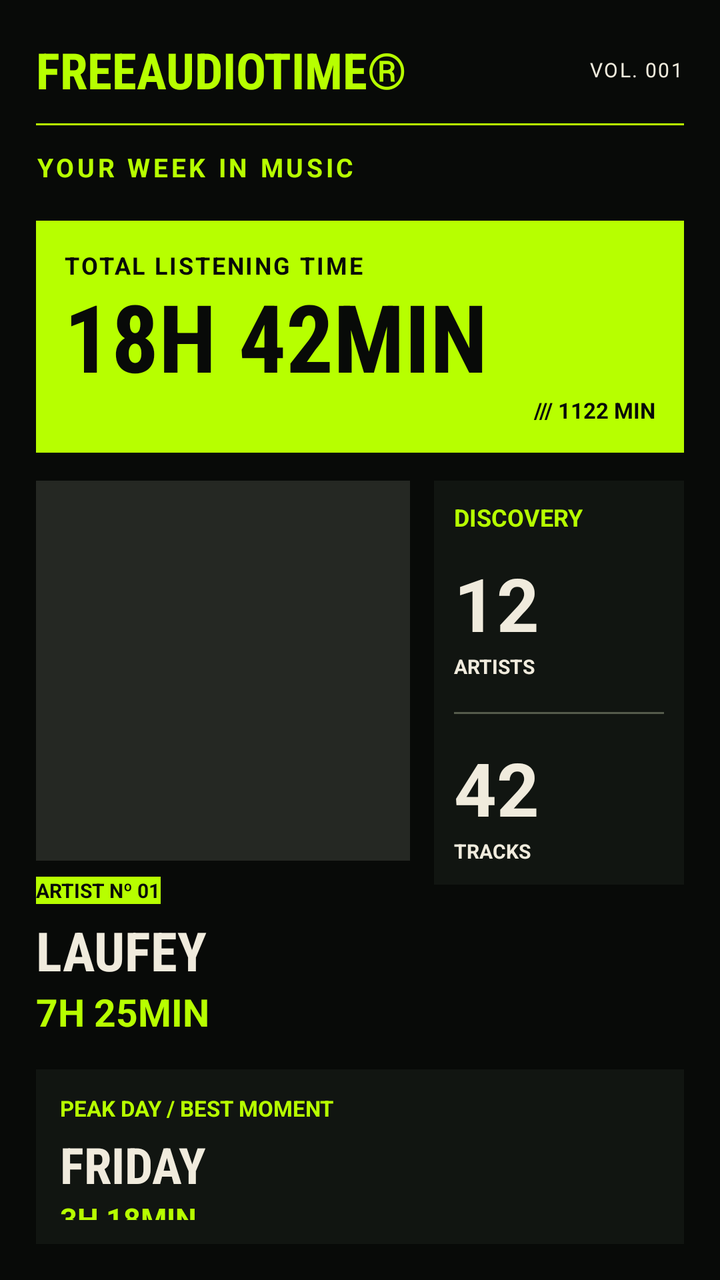
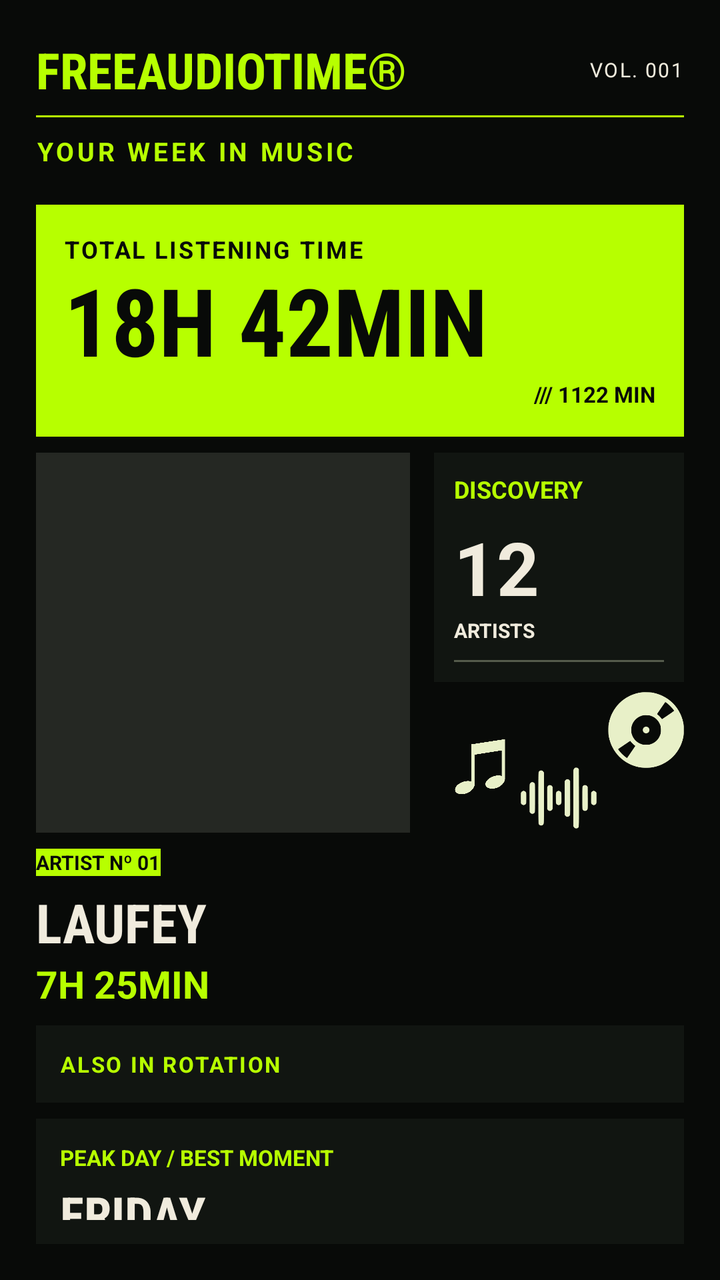

Before-and-after screenshots of an Android layout around one commit, followed by the original layout XML and the change that was made.
<!-- AndroidManifest.xml: application theme Theme.FreeAudioTime -->
<!-- res/layout/recap_share.xml -->
<?xml version="1.0" encoding="utf-8"?>
<LinearLayout xmlns:android="http://schemas.android.com/apk/res/android"
    android:id="@+id/shareCard"
    android:layout_width="360dp"
    android:layout_height="wrap_content"
    android:orientation="vertical"
    android:padding="18dp"
    android:background="#080A08">

    
    <LinearLayout
        android:layout_width="match_parent"
        android:layout_height="wrap_content"
        android:orientation="horizontal"
        android:gravity="center_vertical">

        <TextView
            android:layout_width="0dp"
            android:layout_height="wrap_content"
            android:layout_weight="1"
            android:text="FREEAUDIOTIME®"
            android:textColor="#B7FF00"
            android:textSize="25sp"
            android:textStyle="bold"
            android:fontFamily="sans-serif-condensed" />

        <TextView
            android:id="@+id/shareVolume"
            android:layout_width="wrap_content"
            android:layout_height="wrap_content"
            android:text="VOL. 001"
            android:textColor="#F0EBDD"
            android:textSize="10sp"
            android:letterSpacing="0.08" />

    </LinearLayout>

    <View
        android:layout_width="match_parent"
        android:layout_height="1dp"
        android:layout_marginTop="10dp"
        android:background="#B7FF00" />

    <TextView
        android:id="@+id/sharePeriod"
        android:layout_width="match_parent"
        android:layout_height="wrap_content"
        android:layout_marginTop="12dp"
        android:text="YOUR WEEK IN MUSIC"
        android:textColor="#B7FF00"
        android:textSize="13sp"
        android:textStyle="bold"
        android:letterSpacing="0.12" />

    
    <LinearLayout
        android:id="@+id/shareTimeCard"
        android:layout_width="match_parent"
        android:layout_height="wrap_content"
        android:layout_marginTop="18dp"
        android:padding="14dp"
        android:orientation="vertical"
        android:background="#B7FF00">

        <TextView
            android:layout_width="wrap_content"
            android:layout_height="wrap_content"
            android:text="TOTAL LISTENING TIME"
            android:textColor="#080A08"
            android:textSize="12sp"
            android:textStyle="bold"
            android:letterSpacing="0.08" />

        <TextView
            android:id="@+id/shareTotal"
            android:layout_width="match_parent"
            android:layout_height="wrap_content"
            android:layout_marginTop="2dp"
            android:text="18H 42MIN"
            android:textColor="#080A08"
            android:textSize="47sp"
            android:textStyle="bold"
            android:fontFamily="sans-serif-condensed"
            android:includeFontPadding="false" />

        <TextView
            android:id="@+id/shareTotalMinutes"
            android:layout_width="wrap_content"
            android:layout_height="wrap_content"
            android:layout_gravity="end"
            android:text="/// 1122 MIN"
            android:textColor="#080A08"
            android:textSize="11sp"
            android:textStyle="bold" />

    </LinearLayout>

    
    <LinearLayout
        android:layout_width="match_parent"
        android:layout_height="wrap_content"
        android:layout_marginTop="14dp"
        android:orientation="horizontal">

        <LinearLayout
            android:layout_width="0dp"
            android:layout_height="wrap_content"
            android:layout_weight="1.5"
            android:orientation="vertical">

            <ImageView
                android:id="@+id/shareArtistImage"
                android:layout_width="match_parent"
                android:layout_height="190dp"
                android:scaleType="centerCrop"
                android:background="#252823"
                android:contentDescription="Artista mais ouvido" />

            <TextView
                android:layout_width="wrap_content"
                android:layout_height="wrap_content"
                android:layout_marginTop="8dp"
                android:text="ARTIST Nº 01"
                android:textColor="#080A08"
                android:background="#B7FF00"
                android:textSize="10sp"
                android:textStyle="bold" />

            <TextView
                android:id="@+id/shareArtist"
                android:layout_width="match_parent"
                android:layout_height="wrap_content"
                android:layout_marginTop="5dp"
                android:text="LAUFEY"
                android:textColor="#F0EBDD"
                android:textSize="27sp"
                android:textStyle="bold"
                android:fontFamily="sans-serif-condensed" />

            <TextView
                android:id="@+id/shareArtistTime"
                android:layout_width="match_parent"
                android:layout_height="wrap_content"
                android:text="7H 25MIN"
                android:textColor="#B7FF00"
                android:textSize="19sp"
                android:textStyle="bold" />

        </LinearLayout>

        <LinearLayout
            android:layout_width="0dp"
            android:layout_height="wrap_content"
            android:layout_weight="1"
            android:layout_marginStart="12dp"
            android:orientation="vertical"
            android:padding="10dp"
            android:background="#111511">

            <TextView
                android:layout_width="wrap_content"
                android:layout_height="wrap_content"
                android:text="DISCOVERY"
                android:textColor="#B7FF00"
                android:textSize="12sp"
                android:textStyle="bold" />

            <TextView
                android:id="@+id/shareArtistCount"
                android:layout_width="match_parent"
                android:layout_height="wrap_content"
                android:layout_marginTop="10dp"
                android:text="12"
                android:textColor="#F0EBDD"
                android:textSize="37sp"
                android:textStyle="bold" />

            <TextView
                android:layout_width="wrap_content"
                android:layout_height="wrap_content"
                android:text="ARTISTS"
                android:textColor="#F0EBDD"
                android:textSize="10sp"
                android:textStyle="bold" />

            <View
                android:layout_width="match_parent"
                android:layout_height="1dp"
                android:layout_marginTop="16dp"
                android:background="#555B4C" />

            <TextView
                android:id="@+id/shareTrackCount"
                android:layout_width="match_parent"
                android:layout_height="wrap_content"
                android:layout_marginTop="12dp"
                android:text="42"
                android:textColor="#F0EBDD"
                android:textSize="37sp"
                android:textStyle="bold" />

            <TextView
                android:layout_width="wrap_content"
                android:layout_height="wrap_content"
                android:text="TRACKS"
                android:textColor="#F0EBDD"
                android:textSize="10sp"
                android:textStyle="bold" />

        </LinearLayout>
    </LinearLayout>

    
    <LinearLayout
        android:layout_width="match_parent"
        android:layout_height="wrap_content"
        android:layout_marginTop="16dp"
        android:padding="12dp"
        android:orientation="vertical"
        android:background="#111511">

        <TextView
            android:layout_width="wrap_content"
            android:layout_height="wrap_content"
            android:text="PEAK DAY / BEST MOMENT"
            android:textColor="#B7FF00"
            android:textSize="11sp"
            android:textStyle="bold" />

        <TextView
            android:id="@+id/shareBestDay"
            android:layout_width="match_parent"
            android:layout_height="wrap_content"
            android:layout_marginTop="4dp"
            android:text="FRIDAY"
            android:textColor="#F0EBDD"
            android:textSize="25sp"
            android:textStyle="bold"
            android:fontFamily="sans-serif-condensed" />

        <TextView
            android:id="@+id/shareBestDayTime"
            android:layout_width="wrap_content"
            android:layout_height="wrap_content"
            android:text="3H 18MIN"
            android:textColor="#B7FF00"
            android:textSize="15sp"
            android:textStyle="bold" />

    </LinearLayout>

    
    <LinearLayout
        android:layout_width="match_parent"
        android:layout_height="wrap_content"
        android:layout_marginTop="20dp"
        android:orientation="vertical">

        <LinearLayout
            android:layout_width="match_parent"
            android:layout_height="wrap_content"
            android:gravity="center_vertical">

            <TextView
                android:layout_width="wrap_content"
                android:layout_height="wrap_content"
                android:text="YOUR TOP TRACKS"
                android:textColor="#B7FF00"
                android:textSize="16sp"
                android:textStyle="bold" />

            <View
                android:layout_width="0dp"
                android:layout_height="1dp"
                android:layout_weight="1"
                android:layout_marginStart="8dp"
                android:background="#B7FF00" />

            <TextView
                android:layout_width="wrap_content"
                android:layout_height="wrap_content"
                android:text="TOP 03"
                android:textColor="#F0EBDD"
                android:textSize="10sp" />

        </LinearLayout>

        <LinearLayout
            android:id="@+id/shareTopTracks"
            android:layout_width="match_parent"
            android:layout_height="wrap_content"
            android:layout_marginTop="12dp"
            android:orientation="vertical" />

    </LinearLayout>

    
    <View
        android:layout_width="match_parent"
        android:layout_height="1dp"
        android:layout_marginTop="18dp"
        android:background="#B7FF00" />

    <TextView
        android:layout_width="match_parent"
        android:layout_height="wrap_content"
        android:layout_marginTop="12dp"
        android:text="A PERSONAL MUSIC ARCHIVE"
        android:textColor="#B7FF00"
        android:textSize="12sp"
        android:textStyle="bold"
        android:letterSpacing="0.12" />

    <TextView
        android:layout_width="match_parent"
        android:layout_height="wrap_content"
        android:layout_marginTop="8dp"
        android:text="EVERY MINUTE HAS A STORY.  //  FAT® 2026"
        android:textColor="#F0EBDD"
        android:textSize="10sp"
        android:letterSpacing="0.08" />

</LinearLayout>
<!-- resources referenced by this layout -->
<resources>
  <style name="Theme.FreeAudioTime" parent="Base.Theme.FreeAudioTime" />
  <style name="Base.Theme.FreeAudioTime" parent="Theme.Material3.DayNight.NoActionBar">
          
          
      </style>
</resources>

<!-- the commit's change to res/layout/recap_share.xml (unified diff, before → after) -->
@@ -38,14 +38,14 @@
     <View
         android:layout_width="match_parent"
         android:layout_height="1dp"
-        android:layout_marginTop="10dp"
+        android:layout_marginTop="6dp"
         android:background="#B7FF00" />
 
     <TextView
         android:id="@+id/sharePeriod"
         android:layout_width="match_parent"
         android:layout_height="wrap_content"
-        android:layout_marginTop="12dp"
+        android:layout_marginTop="8dp"
         android:text="YOUR WEEK IN MUSIC"
         android:textColor="#B7FF00"
         android:textSize="13sp"
@@ -99,7 +99,7 @@
     <LinearLayout
         android:layout_width="match_parent"
         android:layout_height="wrap_content"
-        android:layout_marginTop="14dp"
+        android:layout_marginTop="8dp"
         android:orientation="horizontal">
 
         <LinearLayout
@@ -148,73 +148,127 @@
 
         </LinearLayout>
 
+        
         <LinearLayout
             android:layout_width="0dp"
             android:layout_height="wrap_content"
             android:layout_weight="1"
             android:layout_marginStart="12dp"
-            android:orientation="vertical"
-            android:padding="10dp"
-            android:background="#111511">
-
-            <TextView
-                android:layout_width="wrap_content"
-                android:layout_height="wrap_content"
-                android:text="DISCOVERY"
-                android:textColor="#B7FF00"
-                android:textSize="12sp"
-                android:textStyle="bold" />
-
-            <TextView
-                android:id="@+id/shareArtistCount"
-                android:layout_width="match_parent"
-                android:layout_height="wrap_content"
-                android:layout_marginTop="10dp"
-                android:text="12"
-                android:textColor="#F0EBDD"
-                android:textSize="37sp"
-                android:textStyle="bold" />
-
-            <TextView
-                android:layout_width="wrap_content"
-                android:layout_height="wrap_content"
-                android:text="ARTISTS"
-                android:textColor="#F0EBDD"
-                android:textSize="10sp"
-                android:textStyle="bold" />
-
-            <View
-                android:layout_width="match_parent"
-                android:layout_height="1dp"
-                android:layout_marginTop="16dp"
-                android:background="#555B4C" />
-
-            <TextView
-                android:id="@+id/shareTrackCount"
-                android:layout_width="match_parent"
-                android:layout_height="wrap_content"
-                android:layout_marginTop="12dp"
-                android:text="42"
-                android:textColor="#F0EBDD"
-                android:textSize="37sp"
-                android:textStyle="bold" />
-
-            <TextView
-                android:layout_width="wrap_content"
-                android:layout_height="wrap_content"
-                android:text="TRACKS"
-                android:textColor="#F0EBDD"
-                android:textSize="10sp"
-                android:textStyle="bold" />
+            android:orientation="vertical">
+
+            
+            <LinearLayout
+                android:layout_width="match_parent"
+                android:layout_height="wrap_content"
+                android:orientation="vertical"
+                android:padding="10dp"
+                android:background="#111511">
+
+                <TextView
+                    android:layout_width="wrap_content"
+                    android:layout_height="wrap_content"
+                    android:text="DISCOVERY"
+                    android:textColor="#B7FF00"
+                    android:textSize="12sp"
+                    android:textStyle="bold" />
+
+                <TextView
+                    android:id="@+id/shareArtistCount"
+                    android:layout_width="match_parent"
+                    android:layout_height="wrap_content"
+                    android:layout_marginTop="6dp"
+                    android:text="12"
+                    android:textColor="#F0EBDD"
+                    android:textSize="37sp"
+                    android:textStyle="bold" />
+
+                <TextView
+                    android:layout_width="wrap_content"
+                    android:layout_height="wrap_content"
+                    android:text="ARTISTS"
+                    android:textColor="#F0EBDD"
+                    android:textSize="10sp"
+                    android:textStyle="bold" />
+
+                <View
+                    android:layout_width="match_parent"
+                    android:layout_height="1dp"
+                    android:layout_marginTop="8dp"
+                    android:background="#555B4C" />
+
+            </LinearLayout>
+
+            
+            <FrameLayout
+                android:layout_width="match_parent"
+                android:layout_height="75dp"
+                android:layout_marginTop="5dp">
+
+                <ImageView
+                    android:id="@+id/iconMusic1"
+                    android:layout_width="38dp"
+                    android:layout_height="38dp"
+                    android:layout_gravity="top|end"
+                    android:src="@drawable/disco"
+                    android:tint="#E8F0C8"
+                    android:scaleType="fitCenter" />
+
+                <ImageView
+                    android:id="@+id/iconMusic2"
+                    android:layout_width="30dp"
+                    android:layout_height="30dp"
+                    android:layout_gravity="center|start"
+                    android:layout_marginStart="8dp"
+                    android:src="@drawable/nota"
+                    android:tint="#E8F0C8"
+                    android:scaleType="fitCenter" />
+
+                <ImageView
+                    android:id="@+id/iconMusic3"
+                    android:layout_width="38dp"
+                    android:layout_height="38dp"
+                    android:layout_gravity="bottom|center_horizontal"
+                    android:layout_marginBottom="3dp"
+                    android:src="@drawable/onda"
+                    android:tint="#E8F0C8"
+                    android:scaleType="fitCenter" />
+
+            </FrameLayout>
 
         </LinearLayout>
-    </LinearLayout>
-
-    
-    <LinearLayout
-        android:layout_width="match_parent"
-        android:layout_height="wrap_content"
-        android:layout_marginTop="16dp"
+
+
+    </LinearLayout>
+
+
+
+    
+    <LinearLayout
+        android:id="@+id/shareOtherArtists"
+        android:layout_width="match_parent"
+        android:layout_height="wrap_content"
+        android:layout_marginTop="8dp"
+        android:orientation="vertical"
+        android:padding="12dp"
+        android:background="#111511">
+
+        <TextView
+            android:layout_width="wrap_content"
+            android:layout_height="wrap_content"
+            android:text="ALSO IN ROTATION"
+            android:textColor="#B7FF00"
+            android:textSize="11sp"
+            android:textStyle="bold"
+            android:letterSpacing="0.08" />
+
+    </LinearLayout>
+
+
+    
+    <LinearLayout
+        android:layout_width="match_parent"
+        android:layout_height="wrap_content"
+        android:layout_marginTop="8dp"
         android:padding="12dp"
         android:orientation="vertical"
         android:background="#111511">
@@ -289,7 +343,7 @@
             android:id="@+id/shareTopTracks"
             android:layout_width="match_parent"
             android:layout_height="wrap_content"
-            android:layout_marginTop="12dp"
+            android:layout_marginTop="8dp"
             android:orientation="vertical" />
 
     </LinearLayout>
@@ -304,7 +358,7 @@
     <TextView
         android:layout_width="match_parent"
         android:layout_height="wrap_content"
-        android:layout_marginTop="12dp"
+        android:layout_marginTop="8dp"
         android:text="A PERSONAL MUSIC ARCHIVE"
         android:textColor="#B7FF00"
         android:textSize="12sp"
<!-- resource entries referenced after the edit -->
@@ -1,5 +1,8 @@
 <!-- resources referenced by this layout -->
 <resources>
+  <!-- drawable disco: png bitmap (drawable, 8343 bytes) -->
+  <!-- drawable nota: png bitmap (drawable, 4735 bytes) -->
+  <!-- drawable onda: png bitmap (drawable, 4501 bytes) -->
   <style name="Theme.FreeAudioTime" parent="Base.Theme.FreeAudioTime" />
   <style name="Base.Theme.FreeAudioTime" parent="Theme.Material3.DayNight.NoActionBar">
           
